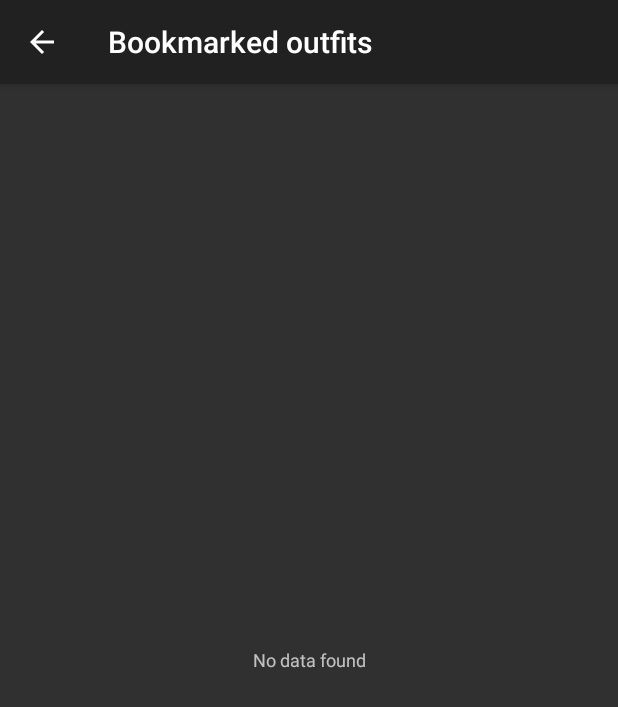
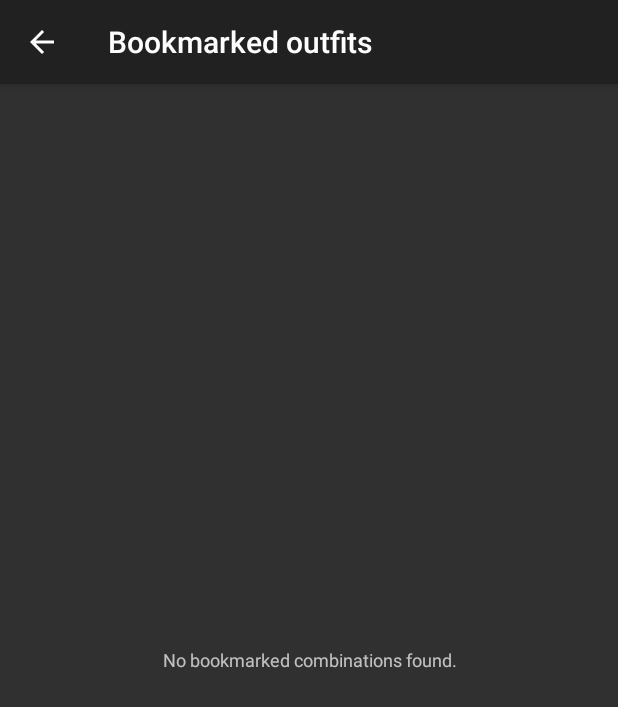
Before and after one commit to uMANG6891/CrowdPant, an Android app: the screen it shows after launch (BookmarksActivity), in the side drawer, after a tap on "Bookmarks", on a phone screen of 412 x 824 dp. Shown: the top 707 px of the screen. Run offline under Robolectric (Android 15) with nearby library versions, the phone set to English and light mode, and no system bars; our stand-ins replace ButterKnife; 2 statements that could not run were skipped.

Commit message:
- Update strings.xml file

```diff
--- a/app/build.gradle
+++ b/app/build.gradle
@@ -26,8 +26,6 @@ dependencies {
     compile 'com.android.support:design:23.1.1'
     compile 'com.android.support:cardview-v7:23.1.1'
 
-    compile 'com.loopj.android:android-async-http:1.4.9'
-
     compile 'com.github.bumptech.glide:glide:3.6.1'
     compile 'com.jakewharton:butterknife:7.0.1'
 }
--- a/app/src/main/res/values/strings.xml
+++ b/app/src/main/res/values/strings.xml
@@ -1,5 +1,5 @@
-<resources>
-    <string name="app_name">Crowd Pant</string>
+<resources xmlns:xliff="http://schemas.android.com/tools">
+    <string name="app_name" translatable="false">Crowd Pant</string>
     <string name="app_name_no_space">Crowd Pant</string>
 
     <string name="navigation_drawer_open">Open navigation drawer</string>
@@ -25,10 +25,10 @@
     <string name="no_image_selected">No image selected</string>
     <string name="cant_proceed_without_write_permission">Can not proceed without WRITE permission</string>
     <string name="outfit">outfit</string>
-    <string name="error_with_reason">Error: %1$s</string>
-    <string name="success_adding_outfit">Successfully added new %1$s</string>
+    <string name="error_with_reason">Error: <xliff:g>%1$s</xliff:g></string>
+    <string name="success_adding_outfit">Successfully added new <xliff:g>%1$s</xliff:g></string>
     <string name="title_add_new_outfit">Add new outfit</string>
-    <string name="no_data_found">No data found</string>
+    <string name="no_data_found">No bookmarked combinations found.</string>
     <string name="no_more_combinations">No more combinations</string>
     <string name="add_to_bookmark">Add to bookmark</string>
     <string name="added_to_bookmark">Added to bookmark</string>
@@ -41,7 +41,7 @@
     <string name="share_app">Share Crowd Pant</string>
     <string name="share_app_title">Share this app</string>
     <string name="share_app_body">Check out this amazing outfit app. https://github.com/umang6891/CrowdPant</string>
-    <string name="add_new_outfit">Add new %1$s</string>
+    <string name="add_new_outfit">Add new <xliff:g>%1$s</xliff:g></string>
     <string name="delete_this_entry">Delete this entry?</string>
     <string name="delete">Delete</string>
     <string name="dismiss">Dismiss</string>
```
Also changed, not shown: 1 other file.
